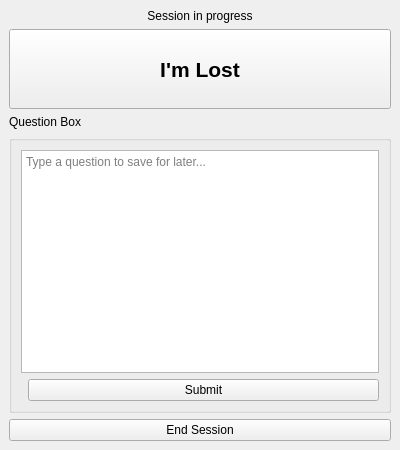
Above: src/sessionpage.ui from DavidDang02/PerplexPing1 before the change. Below: the same form after it.
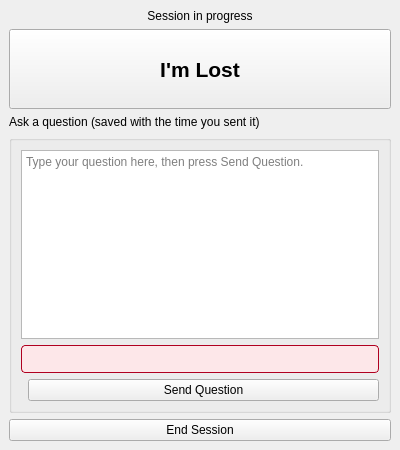
That is the form after the change.

Commit message: Show empty question feedback

```diff
--- a/src/sessionpage.ui
+++ b/src/sessionpage.ui
@@ -47,7 +47,7 @@
     <item>
      <widget class="QLabel" name="questionLabel">
       <property name="text">
-       <string>Question Box</string>
+       <string>Ask a question (saved with the time you sent it)</string>
       </property>
      </widget>
     </item>
@@ -57,7 +57,20 @@
        <item>
         <widget class="QPlainTextEdit" name="questionEdit">
          <property name="placeholderText">
-          <string>Type a question to save for later...</string>
+          <string>Type your question here, then press Send Question.</string>
+         </property>
+        </widget>
+       </item>
+       <item>
+        <widget class="QLabel" name="questionErrorLabel">
+         <property name="visible">
+          <bool>false</bool>
+         </property>
+         <property name="styleSheet">
+          <string notr="true">color: #b00020; background-color: #fde7e9; border: 1px solid #b00020; border-radius: 4px; padding: 6px;</string>
+         </property>
+         <property name="wordWrap">
+          <bool>true</bool>
          </property>
         </widget>
        </item>
@@ -73,7 +86,7 @@
          <item>
           <widget class="QPushButton" name="submitButton">
            <property name="text">
-            <string>Submit</string>
+            <string>Send Question</string>
            </property>
           </widget>
          </item>
```
The commit also changes 3 other files.
